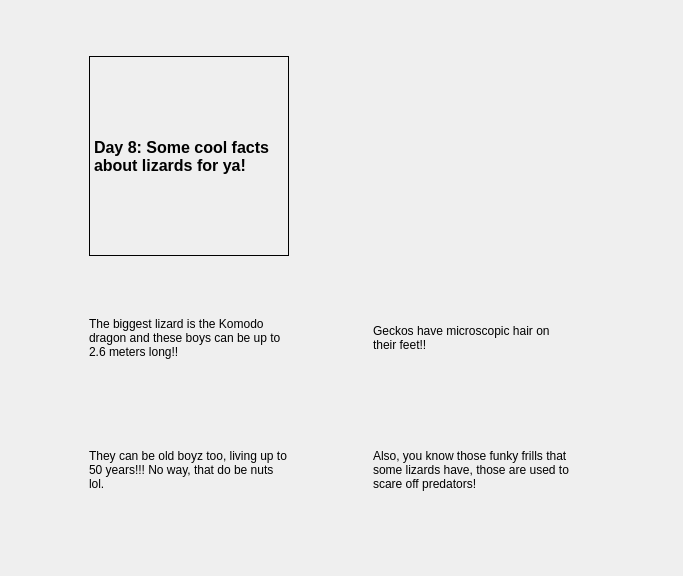
Before: the Qt Designer form ChristmasCountdown_V1/day8window.ui in AlexandreBanks6/ChristmasCountdown_12day_v1, drawn with Qt 5.
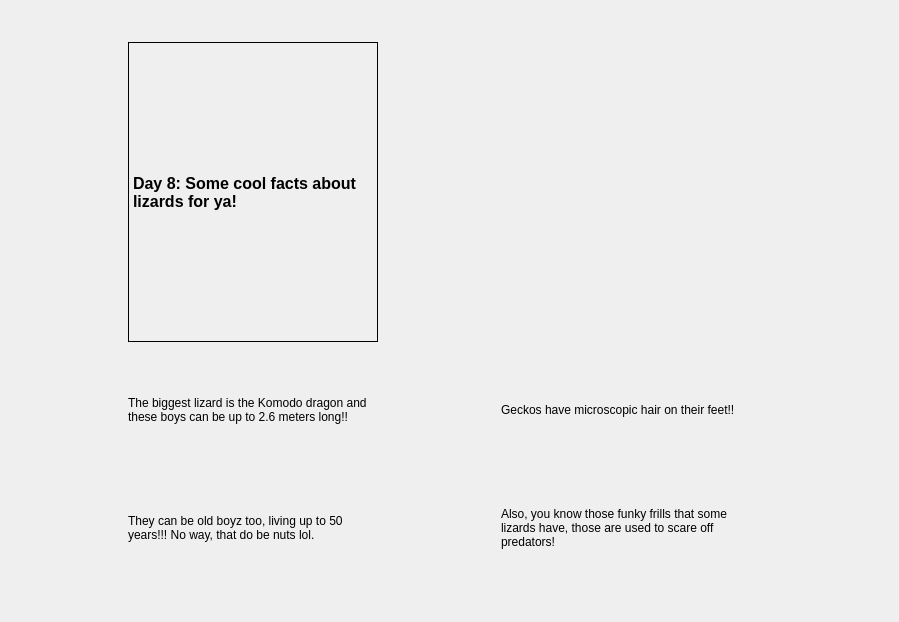
After: the same form once the commit is applied.

The edit to the form file:
```diff
--- a/ChristmasCountdown_V1/day8window.ui
+++ b/ChristmasCountdown_V1/day8window.ui
@@ -6,8 +6,8 @@
    <rect>
     <x>0</x>
     <y>0</y>
-    <width>683</width>
-    <height>576</height>
+    <width>899</width>
+    <height>622</height>
    </rect>
   </property>
   <property name="windowTitle">
@@ -27,7 +27,7 @@
     <widget class="QLabel" name="label_3">
      <property name="maximumSize">
       <size>
-       <width>200</width>
+       <width>250</width>
        <height>100</height>
       </size>
      </property>
@@ -43,7 +43,7 @@
     <widget class="QLabel" name="label">
      <property name="maximumSize">
       <size>
-       <width>200</width>
+       <width>250</width>
        <height>100</height>
       </size>
      </property>
@@ -59,7 +59,7 @@
     <widget class="QLabel" name="label_4">
      <property name="maximumSize">
       <size>
-       <width>200</width>
+       <width>250</width>
        <height>100</height>
       </size>
      </property>
@@ -75,7 +75,7 @@
     <widget class="QLabel" name="label_2">
      <property name="maximumSize">
       <size>
-       <width>200</width>
+       <width>250</width>
        <height>100</height>
       </size>
      </property>
@@ -92,7 +92,7 @@
      <property name="maximumSize">
       <size>
        <width>250</width>
-       <height>200</height>
+       <height>300</height>
       </size>
      </property>
      <property name="font">
```
